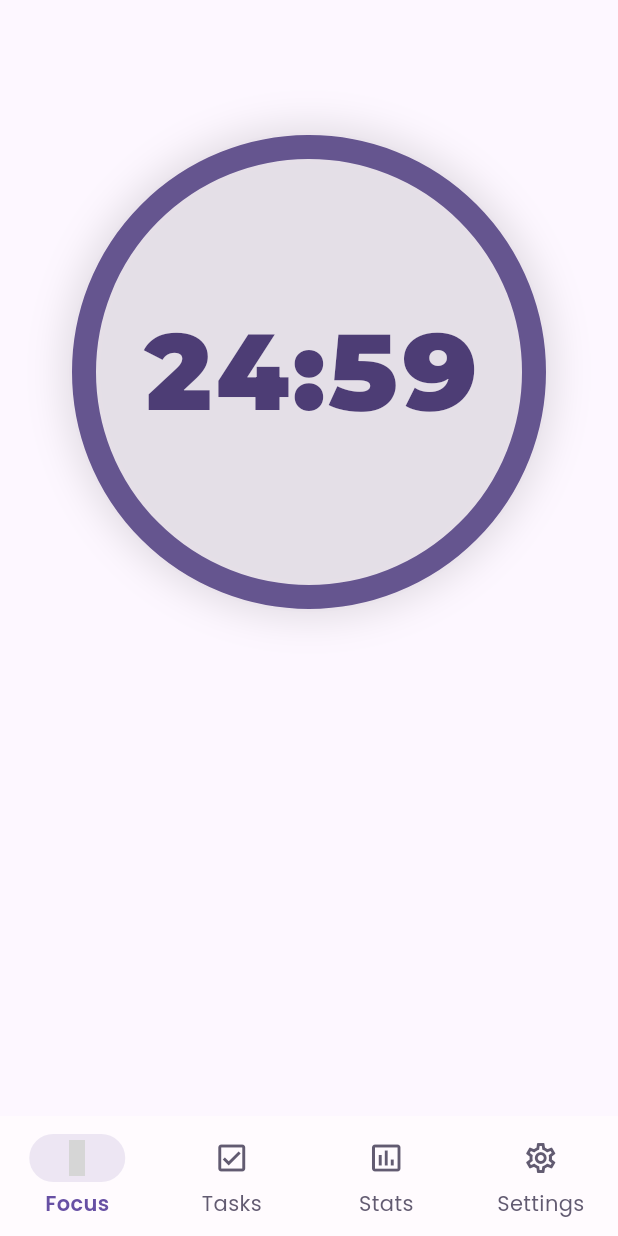
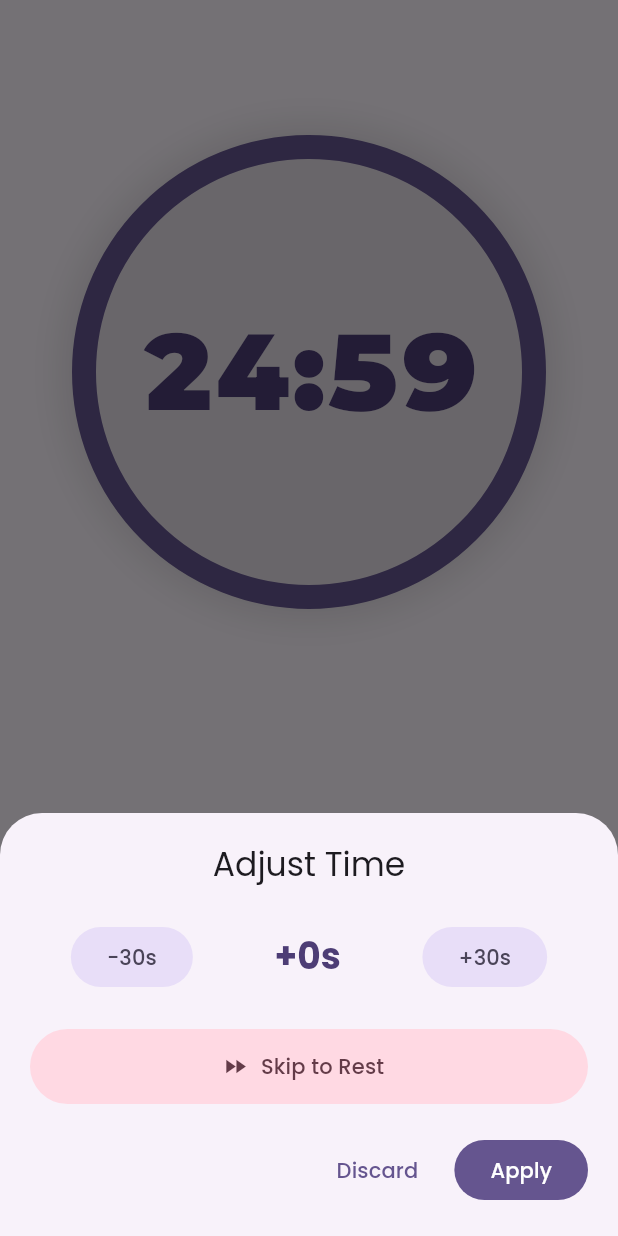
Before and after one commit to 7eopard/flutter-focus-flow, a Flutter app: the screen it shows after launch, after a tap on "Start", after a tap on the "pause" icon, on a phone screen of 412 x 824 dp. Run offline on Flutter 3.47's test engine with Material 3 defaults, Android fonts, the phone set to English and light mode, and no system bars; drawn by our look-alikes of dynamic_color; our stand-ins replace audioplayers, flutter_local_notifications, google_fonts, material_symbols_icons; grey boxes are pictures that could not be loaded.

Commit message:
fix(app): Resolve critical pause/adjust workflow failure

```diff
--- a/flutter_focus_flow/lib/main.dart
+++ b/flutter_focus_flow/lib/main.dart
@@ -48,14 +48,7 @@
             undoService: Provider.of<UndoService>(context, listen: false),
             settingsService: Provider.of<SettingsService>(context, listen: false),
           ),
-          update: (context, notificationService, timerService, audioService, undoService, settingsService, previousFocusService) =>
-              FocusService(
-            notificationService: notificationService,
-            timerService: timerService,
-            audioService: audioService,
-            undoService: undoService,
-            settingsService: settingsService,
-          ),
+          update: (context, notificationService, timerService, audioService, undoService, settingsService, previousFocusService) => previousFocusService!
         ),
       ],
       child: DynamicColorBuilder(
--- a/flutter_focus_flow/lib/services/focus_service.dart
+++ b/flutter_focus_flow/lib/services/focus_service.dart
@@ -179,7 +179,6 @@
   }
 
   void pauseFocus() {
-    if (kDebugMode) print('[FocusService] pauseFocus called. Setting UI state to adjusting.');
     if (!_timerService.state.isActive) return; // 如果已经暂停，则不执行操作
 
     _notificationService.cancelOngoingNotification();
--- a/flutter_focus_flow/lib/views/focus_view.dart
+++ b/flutter_focus_flow/lib/views/focus_view.dart
@@ -1,4 +1,3 @@
-import 'package:flutter/foundation.dart';
 import 'package:flutter/material.dart';
 import 'package:flutter_focus_flow/services/focus_service.dart';
 import 'package:provider/provider.dart';
@@ -48,7 +47,6 @@
   }
 
   void _onFocusServiceStateChanged() async {
-    if (kDebugMode) print('[FocusView] State changed to: ${_focusService.state.uiState}');
     // 如果状态变为“调整中”且当前没有打开的工作表，则显示工作表
     if (_focusService.state.uiState == FocusUiState.adjusting && !_isSheetOpen) {
       _isSheetOpen = true; // 设置标志，表示工作表已打开
@@ -70,9 +68,7 @@
 
   @override
   Widget build(BuildContext context) {
-    return Consumer<FocusService>(
-      builder: (context, focusService, child) {
-        _focusService = focusService;
+    final focusService = Provider.of<FocusService>(context);
     final currentUiState = focusService.state.uiState;
 
     // 当进度值变化时，使用动画平滑过渡
@@ -165,8 +161,6 @@
       ),
       floatingActionButtonLocation: FloatingActionButtonLocation.centerFloat,
       floatingActionButton: _buildFabToolbar(currentUiState, focusService),
-        );
-      },
     );
   }
 
@@ -280,7 +274,6 @@
 
   // 显示调整时间的BottomSheet
   Future<bool?> _showAdjustmentSheet(FocusService focusService) {
-    if (kDebugMode) print('[FocusView] _showAdjustmentSheet called.');
     return showModalBottomSheet(
       context: context,
       isScrollControlled: true,
```
Lines whose indentation alone changed are shown as unchanged.
